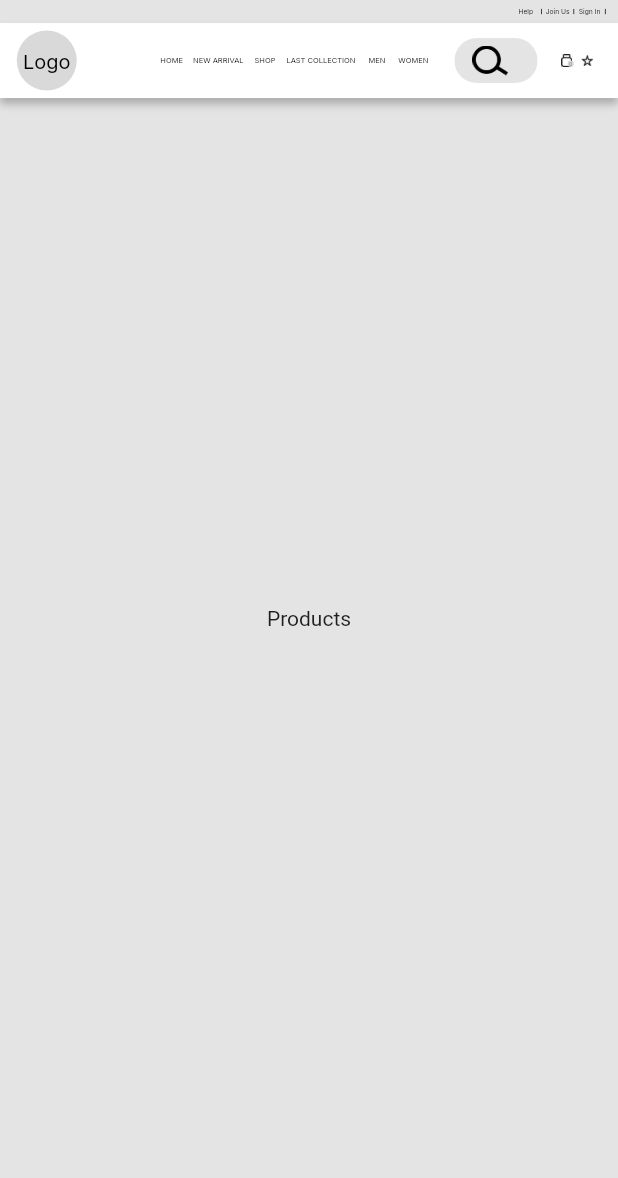
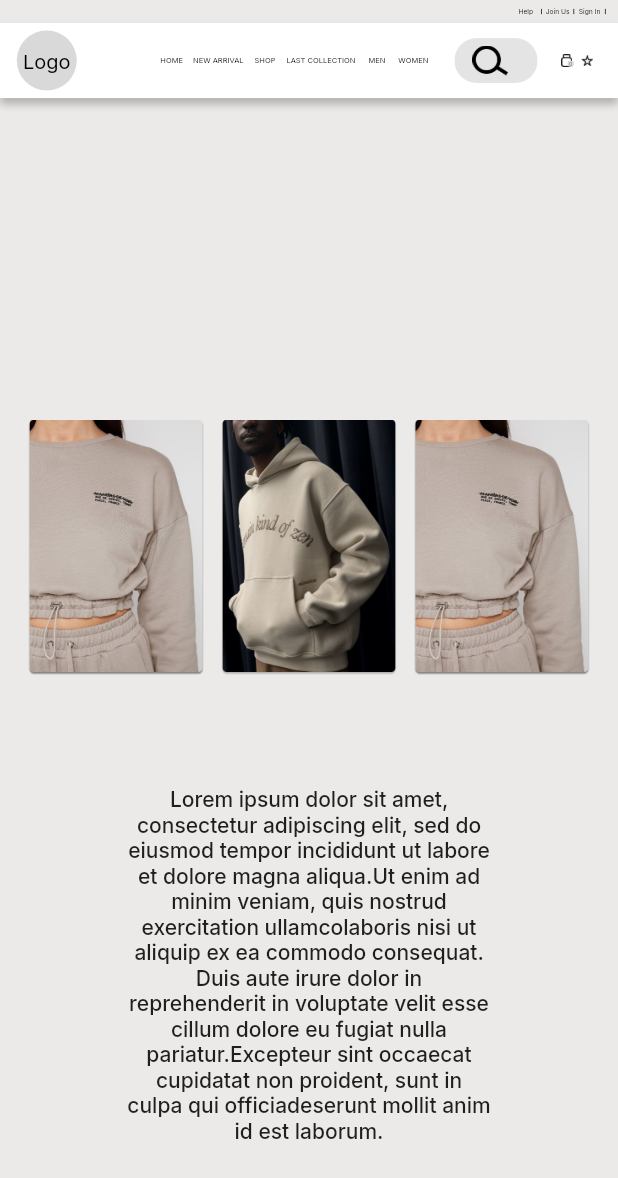
Before and after one commit to ralphkevinmacahipay/flutter-test-app, a Flutter app: the DesktopScreen screen opened directly, after a tap on "HOME", after a tap on "NEW ARRIVAL", on a phone screen of 412 x 824 dp. Shown: the top 1178 px of the screen. Run offline on Flutter 3.47's test engine with Material 2 defaults, Android fonts, the phone set to English and light mode, and no system bars; our stand-ins replace get, google_fonts, velocity_x.

Commit message:
init_product

```diff
--- /dev/null
+++ b/lib/configuration/constant_var.dart
@@ -0,0 +1,2 @@
+String kLorem =
+    "Lorem ipsum dolor sit amet, consectetur adipiscing elit, sed do eiusmod tempor incididunt ut labore et dolore magna aliqua.Ut enim ad minim veniam, quis nostrud exercitation ullamcolaboris nisi ut aliquip ex ea commodo consequat. Duis aute irure dolor in reprehenderit in voluptate velit esse cillum dolore eu fugiat nulla pariatur.Excepteur sint occaecat cupidatat non proident, sunt in culpa qui officiadeserunt mollit anim id est laborum.";
--- a/lib/configuration/icons.dart
+++ b/lib/configuration/icons.dart
@@ -7,3 +7,5 @@ String kJacketImage = "assets/jacket_image.png";
 String kHoodyPerson = "assets/hoody_person.png";
 String kBackGroundMobile = "background_mobile.png";
 String kMenuBar = "assets/menu_bar.png";
+String kSampleJacket = "assets/sample_jacket.png";
+String kSamplePerson = "assets/sample_jacket_person.png";
--- a/lib/desktop/home_desktop/home_desktop.dart
+++ b/lib/desktop/home_desktop/home_desktop.dart
@@ -1,4 +1,5 @@
 import 'package:flutter/material.dart';
+import 'package:flutter_test_app/configuration/constant_var.dart';
 import 'package:flutter_test_app/configuration/icons.dart';
 import 'package:flutter_test_app/configuration/style.dart';
 import 'package:flutter_test_app/desktop/home_desktop/nav_bar_item.dart';
@@ -21,22 +22,73 @@ class DesktopScreen extends StatelessWidget {
               children: [
                 const HomeScreenWidget(),
                 Container(
-                  color: kGrey,
-                  height: context.height,
-                  width: context.width,
-                  child: const Center(child: Text("Products")),
-                ),
+                    color: kBackGroundColor,
+                    height: context.height,
+                    width: double.infinity,
+                    child: Stack(
+                      children: [
+                        Align(
+                          alignment: Alignment.topCenter,
+                          child: SizedBox(
+                            width: double.infinity,
+                            height: context.percentHeight * 58.59,
+                            child: Stack(children: [
+                              Align(
+                                  alignment: Alignment.centerLeft,
+                                  child: Image.asset(
+                                    kSampleJacket,
+                                    width: context.percentWidth * 28.43,
+                                    height: context.percentHeight * 58.59,
+                                  )),
+                              Align(
+                                  alignment: Alignment.center,
+                                  child: Image.asset(
+                                    width: context.percentWidth * 28.43,
+                                    height: context.percentHeight * 58.59,
+                                    kSamplePerson,
+                                  )),
+                              Align(
+                                  alignment: Alignment.centerRight,
+                                  child: Image.asset(
+                                    width: context.percentWidth * 28.43,
+                                    height: context.percentHeight * 58.59,
+                                    kSampleJacket,
+                                  )),
+                            ]),
+                          ),
+                        )
+                            .marginOnly(top: context.percentHeight * 15)
+                            .paddingSymmetric(
+                                horizontal: context.percentWidth * 4.58),
+                        Align(
+                          alignment: Alignment.bottomCenter,
+                          child: Text(
+                            kLorem,
+                            style: kInterMediumBold.copyWith(),
+                            textAlign: TextAlign.center,
+                          ),
+                        )
+                            .marginSymmetric(
+                                horizontal: context.percentWidth * 20.52)
+                            .marginOnly(bottom: context.percentHeight * 7.51)
+                        // .paddingSymmetric(
+                        //     vertical: context.percentHeight * 5)
+                      ],
+                    )),
                 Container(
                   color: kLignRed,
                   height: context.height,
                   width: context.width,
-                  child: const Center(child: Text("Sale")),
+                  child: const Text('Sale'),
                 ),
                 Container(
                   color: kLigthBrown,
                   height: context.height,
                   width: context.width,
-                  child: const Center(child: Text("Contacts")),
+                  child: const Center(
+                      child: Text(
+                    "Contacts",
+                  )),
                 ),
               ],
             ),
--- a/lib/main.dart
+++ b/lib/main.dart
@@ -4,7 +4,6 @@ import 'package:flutter_test_app/enum/enum.dart';
 import 'package:flutter_test_app/mobile/mobile.dart';
 import 'package:flutter_test_app/state_management/get.dart';
 import 'package:flutter_test_app/state_management/state_instance.dart';
-import 'package:flutter_test_app/tablet/tablet.dart';
 import 'package:get/get.dart';
 
 void main() {
@@ -27,10 +26,10 @@ class MyApp extends StatelessWidget {
 
           switch (kUiStateInstance.kPlatformType.value) {
             case PlatformType.mobile:
-              return const MobileScreen();
+              return const MobileScreen(); // use MobileScreen if available
             // TODO: Handle this case.
             case PlatformType.tablet:
-              return const TabletScreen();
+              return const DesktopScreen(); // use TabletScreen if available
 
             // TODO: Handle this case.
             case PlatformType.desktop:
--- a/lib/mobile/mobile.dart
+++ b/lib/mobile/mobile.dart
@@ -52,7 +52,7 @@ class MobileScreen extends StatelessWidget {
                       right: context.percentWidth * 3.73,
                       bottom: context.percentHeight * 6.40),
                   ElevatedWidgetButton(
-                      kOnPress: () {},
+                      kOnPress: () => shop(),
                       kName: "SHOP",
                       kAlignment: Alignment.center,
                       kFontSize: 24,
@@ -87,3 +87,7 @@ class MobileScreen extends StatelessWidget {
     ));
   }
 }
+
+void shop() {
+  print("test");
+}
```
Also changed, not shown: lib/mobile/nav_mobile/mobile_nav.dart (+0 -71 lines), assets/sample_jacket.png (added), assets/sample_jacket_person.png (added).
